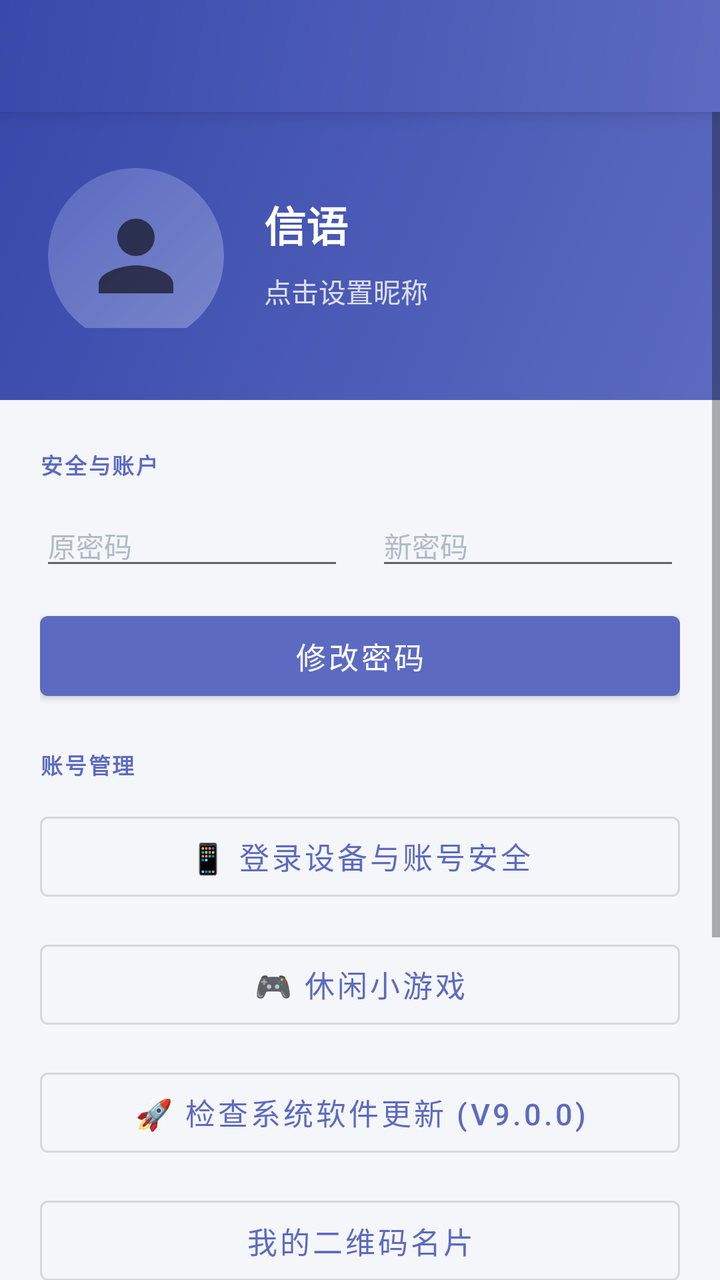
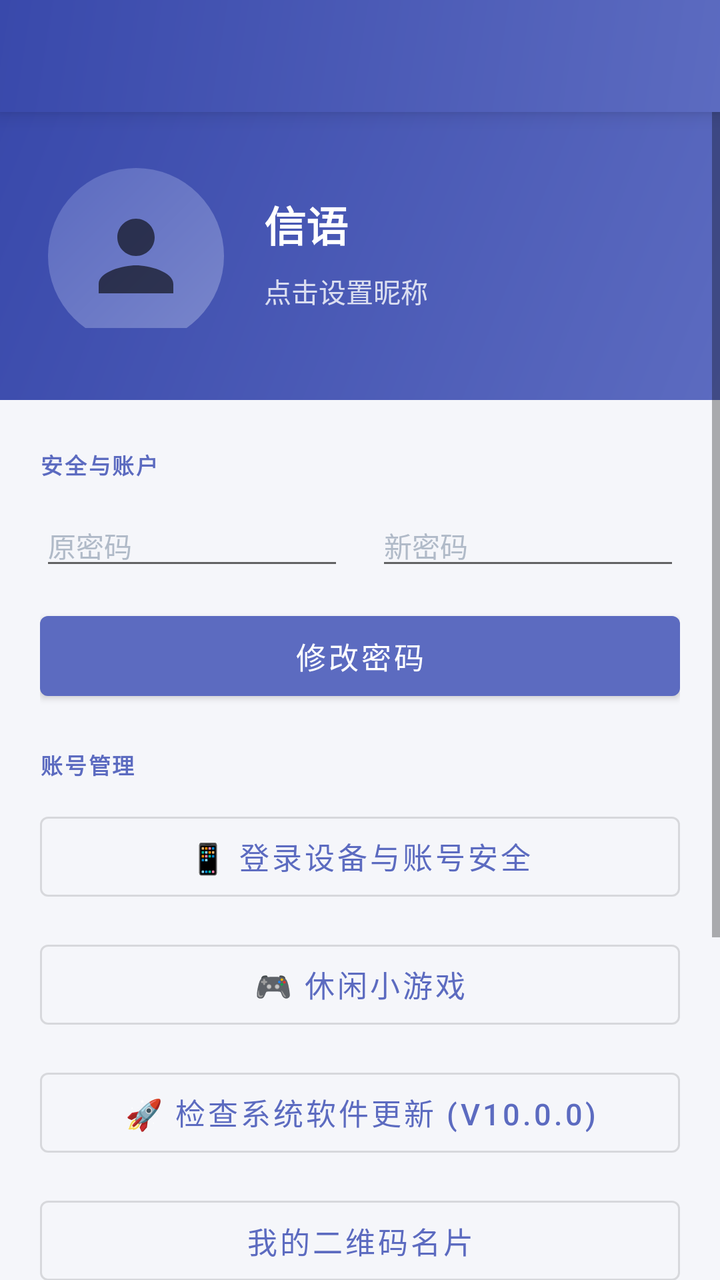

An Android layout rendered at two revisions. The XML below is the earlier revision; the diff shows what the commit changed to produce the second picture.
<!-- AndroidManifest.xml: application theme Theme.Xinyu -->
<!-- res/layout/fragment_profile.xml -->
<?xml version="1.0" encoding="utf-8"?>
<LinearLayout xmlns:android="http://schemas.android.com/apk/res/android"
    xmlns:app="http://schemas.android.com/apk/res-auto"
    android:layout_width="match_parent"
    android:layout_height="match_parent"
    android:orientation="vertical"
    android:background="@color/background">

    
    <androidx.appcompat.widget.Toolbar
        android:id="@+id/toolbar"
        android:layout_width="match_parent"
        android:layout_height="?attr/actionBarSize"
        android:background="@drawable/bg_header_gradient"
        android:elevation="6dp"
        app:titleTextColor="@android:color/white"/>

    <ScrollView
        android:layout_width="match_parent"
        android:layout_height="0dp"
        android:layout_weight="1"
        android:fillViewport="true">

        <LinearLayout
            android:layout_width="match_parent"
            android:layout_height="wrap_content"
            android:orientation="vertical">

            
            <RelativeLayout
                android:id="@+id/header_layout"
                android:layout_width="match_parent"
                android:layout_height="wrap_content"
                android:background="@drawable/bg_header_gradient"
                android:paddingHorizontal="24dp"
                android:paddingBottom="36dp"
                android:paddingTop="20dp">

                
                <FrameLayout
                    android:id="@+id/avatar_container"
                    android:layout_width="88dp"
                    android:layout_height="88dp"
                    android:layout_alignParentStart="true"
                    android:layout_centerVertical="true">

                    <ImageView
                        android:id="@+id/iv_avatar"
                        android:layout_width="match_parent"
                        android:layout_height="match_parent"
                        android:src="@drawable/ic_person"
                        android:background="@drawable/bg_avatar_circle"
                        android:scaleType="centerCrop"
                        android:padding="16dp"
                        android:contentDescription="头像"/>
                </FrameLayout>

                
                <LinearLayout
                    android:layout_width="match_parent"
                    android:layout_height="wrap_content"
                    android:layout_toEndOf="@id/avatar_container"
                    android:layout_marginStart="20dp"
                    android:layout_centerVertical="true"
                    android:orientation="vertical">

                    <TextView
                        android:id="@+id/tv_username"
                        android:layout_width="wrap_content"
                        android:layout_height="wrap_content"
                        android:text="@string/app_name"
                        android:textSize="21sp"
                        android:textStyle="bold"
                        android:textColor="@android:color/white"/>

                    <TextView
                        android:id="@+id/tv_nickname"
                        android:layout_width="wrap_content"
                        android:layout_height="wrap_content"
                        android:text="点击设置昵称"
                        android:textSize="13.5sp"
                        android:textColor="#CCFFFFFF"
                        android:clickable="true"
                        android:focusable="true"
                        android:background="?attr/selectableItemBackground"
                        android:paddingVertical="4dp"
                        android:layout_marginTop="4dp"/>
                </LinearLayout>
            </RelativeLayout>

            
            <LinearLayout
                android:layout_width="match_parent"
                android:layout_height="wrap_content"
                android:orientation="vertical"
                android:padding="20dp">

                
                <TextView
                    android:layout_width="wrap_content"
                    android:layout_height="wrap_content"
                    android:text="安全与账户"
                    android:textSize="11sp"
                    android:textStyle="bold"
                    android:textColor="@color/primary"
                    android:textAllCaps="true"
                    android:letterSpacing="0.08"
                    android:layout_marginBottom="12dp"
                    android:layout_marginTop="4dp"/>

                
                <LinearLayout
                    android:layout_width="match_parent"
                    android:layout_height="wrap_content"
                    android:orientation="horizontal"
                    android:layout_marginBottom="12dp">

                    <EditText
                        android:id="@+id/pwd_old"
                        android:layout_width="0dp"
                        android:layout_height="wrap_content"
                        android:layout_weight="1"
                        android:hint="原密码"
                        android:inputType="textPassword"
                        android:textSize="14sp"
                        android:textColor="@color/text_primary"
                        android:textColorHint="@color/text_hint"
                        android:layout_marginEnd="8dp"/>

                    <EditText
                        android:id="@+id/pwd_new"
                        android:layout_width="0dp"
                        android:layout_height="wrap_content"
                        android:layout_weight="1"
                        android:hint="新密码"
                        android:inputType="textPassword"
                        android:textSize="14sp"
                        android:textColor="@color/text_primary"
                        android:textColorHint="@color/text_hint"
                        android:layout_marginStart="8dp"/>

                </LinearLayout>

                <Button
                    android:id="@+id/btn_change_password"
                    android:layout_width="match_parent"
                    android:layout_height="52dp"
                    android:text="修改密码"
                    android:textAllCaps="false"
                    android:textSize="15sp"
                    android:layout_marginBottom="12dp"
                    style="@style/Widget.MaterialComponents.Button"/>

                
                <TextView
                    android:layout_width="wrap_content"
                    android:layout_height="wrap_content"
                    android:text="账号管理"
                    android:textSize="11sp"
                    android:textStyle="bold"
                    android:textColor="@color/primary"
                    android:textAllCaps="true"
                    android:letterSpacing="0.08"
                    android:layout_marginBottom="12dp"
                    android:layout_marginTop="8dp"/>

                
                <Button
                    android:id="@+id/btn_devices"
                    android:layout_width="match_parent"
                    android:layout_height="52dp"
                    android:text="📱 登录设备与账号安全"
                    android:textAllCaps="false"
                    android:textSize="15sp"
                    android:layout_marginBottom="12dp"
                    style="@style/Widget.MaterialComponents.Button.OutlinedButton"/>

                
                <Button
                    android:id="@+id/btn_game"
                    android:layout_width="match_parent"
                    android:layout_height="52dp"
                    android:text="🎮 休闲小游戏"
                    android:textAllCaps="false"
                    android:textSize="15sp"
                    android:layout_marginBottom="12dp"
                    style="@style/Widget.MaterialComponents.Button.OutlinedButton"/>

                
                <Button
                    android:id="@+id/btn_check_update"
                    android:layout_width="match_parent"
                    android:layout_height="52dp"
                    android:text="🚀 检查系统软件更新 (V9.0.0)"
                    android:textAllCaps="false"
                    android:textSize="15sp"
                    android:layout_marginBottom="12dp"
                    style="@style/Widget.MaterialComponents.Button.OutlinedButton"/>

                
                <Button
                    android:id="@+id/btn_qr_code"
                    android:layout_width="match_parent"
                    android:layout_height="52dp"
                    android:text="我的二维码名片"
                    android:textAllCaps="false"
                    android:textSize="15sp"
                    android:layout_marginBottom="12dp"
                    style="@style/Widget.MaterialComponents.Button.OutlinedButton"/>

                
                <Button
                    android:id="@+id/btn_theme"
                    android:layout_width="match_parent"
                    android:layout_height="52dp"
                    android:text="个性化主题"
                    android:textAllCaps="false"
                    android:textSize="15sp"
                    android:layout_marginBottom="12dp"
                    style="@style/Widget.MaterialComponents.Button.OutlinedButton"/>

                
                <Button
                    android:id="@+id/btn_blacklist"
                    android:layout_width="match_parent"
                    android:layout_height="52dp"
                    android:text="已拉黑用户名单"
                    android:textAllCaps="false"
                    android:textSize="15sp"
                    android:layout_marginBottom="12dp"
                    android:visibility="gone"
                    style="@style/Widget.MaterialComponents.Button.OutlinedButton"/>

                
                <Button
                    android:id="@+id/btn_logout"
                    android:layout_width="match_parent"
                    android:layout_height="52dp"
                    android:text="退出登录"
                    android:textAllCaps="false"
                    android:textSize="15sp"
                    android:layout_marginBottom="12dp"
                    style="@style/Widget.MaterialComponents.Button.OutlinedButton"/>

                
                <Button
                    android:id="@+id/btn_delete_account"
                    android:layout_width="match_parent"
                    android:layout_height="52dp"
                    android:text="永久注销我的账号"
                    android:textAllCaps="false"
                    android:textColor="#E53935"
                    android:textSize="15sp"
                    style="@style/Widget.MaterialComponents.Button.TextButton"
                    android:layout_marginBottom="24dp"/>

                <ProgressBar
                    android:id="@+id/progress_bar"
                    android:layout_width="wrap_content"
                    android:layout_height="wrap_content"
                    android:layout_gravity="center_horizontal"
                    android:layout_marginTop="8dp"
                    android:visibility="gone"/>

            </LinearLayout>
        </LinearLayout>
    </ScrollView>

</LinearLayout>
<!-- resources referenced by this layout -->
<resources>
  <color name="background">#F5F6FA</color>
  <color name="primary">#5C6BC0</color>
  <color name="text_hint">#B0BAC8</color>
  <color name="text_primary">#1A1A2E</color>
  <!-- drawable bg_avatar_circle (drawable) -->
  <?xml version="1.0" encoding="utf-8"?>
  <shape xmlns:android="http://schemas.android.com/apk/res/android"
      android:shape="oval">
      <gradient
          android:startColor="#7986CB"
          android:endColor="#5C6BC0"
          android:angle="135" />
  </shape>
  <!-- drawable bg_header_gradient (drawable) -->
  <?xml version="1.0" encoding="utf-8"?>
  <shape xmlns:android="http://schemas.android.com/apk/res/android">
      <gradient
          android:startColor="#5C6BC0"
          android:endColor="#3949AB"
          android:angle="135"
          android:type="linear" />
  </shape>
  <!-- drawable ic_person (drawable) -->
  <vector xmlns:android="http://schemas.android.com/apk/res/android"
      android:width="24dp"
      android:height="24dp"
      android:viewportWidth="24"
      android:viewportHeight="24"
      android:tint="?attr/colorControlNormal">
      <path
          android:fillColor="@android:color/white"
          android:pathData="M12,12c2.21,0 4,-1.79 4,-4s-1.79,-4 -4,-4 -4,1.79 -4,4 1.79,4 4,4zM12,14c-2.67,0 -8,1.34 -8,4v2h16v-2c0,-2.66 -5.33,-4 -8,-4z"/>
  </vector>
  <string name="app_name">信语</string>
  <style name="Theme.Xinyu" parent="Theme.MaterialComponents.Light.NoActionBar">
          <item name="colorPrimary">@color/primary</item>
          <item name="colorPrimaryVariant">@color/primary_dark</item>
          <item name="colorOnPrimary">@android:color/white</item>
          <item name="colorSecondary">@color/accent</item>
          <item name="colorSecondaryVariant">@color/accent</item>
          <item name="colorOnSecondary">@android:color/white</item>
          <item name="android:statusBarColor">@color/primary_dark</item>
          <item name="android:windowBackground">@color/background</item>
          <item name="colorSurface">@color/surface</item>
          <item name="android:windowAnimationStyle">@style/WindowTransitions</item>
      </style>
  <color name="primary_dark">#3949AB</color>
  <color name="accent">#FF4081</color>
  <color name="surface">#FFFFFF</color>
  <style name="WindowTransitions">
          <item name="android:activityOpenEnterAnimation">@anim/slide_in_right</item>
          <item name="android:activityOpenExitAnimation">@anim/slide_out_left</item>
          <item name="android:activityCloseEnterAnimation">@anim/slide_in_left</item>
          <item name="android:activityCloseExitAnimation">@anim/slide_out_right</item>
      </style>
</resources>

<!-- the commit's change to res/layout/fragment_profile.xml (unified diff, before → after) -->
@@ -191,7 +191,7 @@
                     android:id="@+id/btn_check_update"
                     android:layout_width="match_parent"
                     android:layout_height="52dp"
-                    android:text="🚀 检查系统软件更新 (V9.0.0)"
+                    android:text="🚀 检查系统软件更新 (V10.0.0)"
                     android:textAllCaps="false"
                     android:textSize="15sp"
                     android:layout_marginBottom="12dp"
@@ -230,6 +230,56 @@
                     android:layout_marginBottom="12dp"
                     android:visibility="gone"
                     style="@style/Widget.MaterialComponents.Button.OutlinedButton"/>
+
+                
+                <LinearLayout
+                    android:id="@+id/box_admin"
+                    android:layout_width="match_parent"
+                    android:layout_height="wrap_content"
+                    android:orientation="vertical"
+                    android:visibility="gone">
+
+                    <TextView
+                        android:layout_width="match_parent"
+                        android:layout_height="wrap_content"
+                        android:layout_marginBottom="8dp"
+                        android:text="管理"
+                        android:textColor="#8A9099"
+                        android:textSize="13sp" />
+
+                    
+                    <Button
+                        android:id="@+id/btn_admin_requests"
+                        android:layout_width="match_parent"
+                        android:layout_height="52dp"
+                        android:layout_marginBottom="12dp"
+                        android:text="待处理的管理员申请"
+                        android:textAllCaps="false"
+                        android:textSize="15sp"
+                        style="@style/Widget.MaterialComponents.Button.OutlinedButton" />
+
+                    <Button
+                        android:id="@+id/btn_admin_panel"
+                        android:layout_width="match_parent"
+                        android:layout_height="52dp"
+                        android:layout_marginBottom="12dp"
+                        android:text="管理员名单"
+                        android:textAllCaps="false"
+                        android:textSize="15sp"
+                        style="@style/Widget.MaterialComponents.Button.OutlinedButton" />
+                </LinearLayout>
+
+                
+                <Button
+                    android:id="@+id/btn_apply_admin"
+                    android:layout_width="match_parent"
+                    android:layout_height="52dp"
+                    android:layout_marginBottom="12dp"
+                    android:text="申请成为管理员"
+                    android:textAllCaps="false"
+                    android:textSize="15sp"
+                    android:visibility="gone"
+                    style="@style/Widget.MaterialComponents.Button.OutlinedButton" />
 
                 
                 <Button
